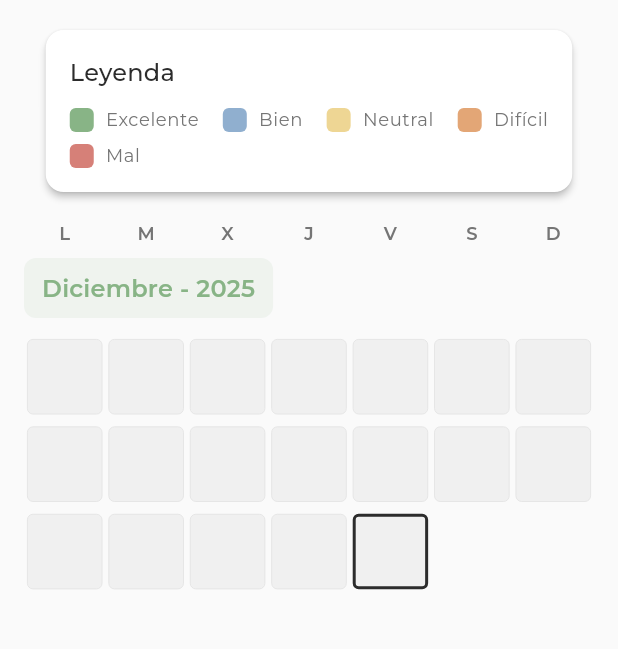
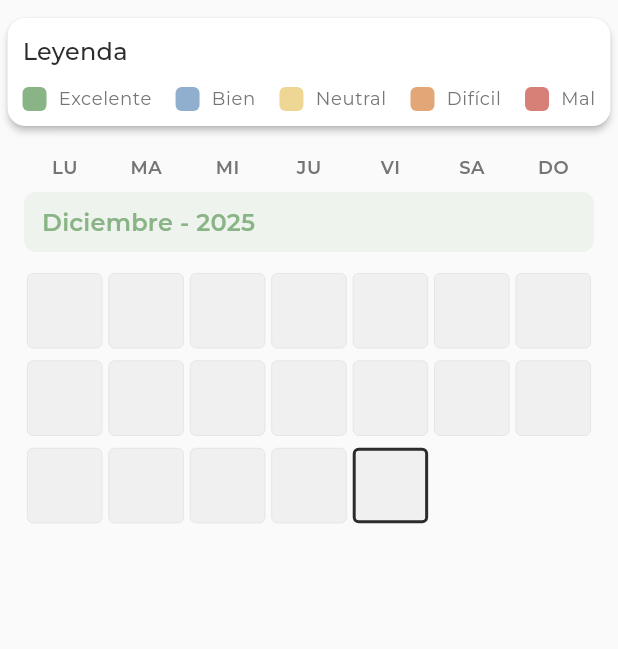
Before and after one commit to hveitia/moodgrid, a Flutter app: the HomeView screen opened by its route, on a phone screen of 412 x 824 dp, the part 84-733 px from its top. Run offline on Flutter 3.47's test engine with Material 3 defaults, Android fonts, the light colour scheme and no system bars; our stand-ins replace file_picker, firebase_auth, firebase_core, get, google_fonts, screenshot and 2 more; accounts and stored records are empty.

Commit message:
Implement month-based image export and refine home UI layout.
- **New Features**:
    - Add `MonthExportWidget` to generate a formatted visual grid for a specific month, including color-coded mood cells and a date header.
    - Implement `exportMonthAsImage` in `HomeController` using the `screenshot` package to capture and share monthly mood grids as PNG files.
    - Add a share button to each month separator in `HomeView` to trigger the export functionality.
- **UI Enhancements**:
    - Refactor `HomeView` legend and month separators for better spacing and visual hierarchy.
    - Update weekday headers to use two-letter abbreviations (e.g., LU, MA, MI).
    - Enhance `ChoiceChip` styling in the mood logging dialog with dynamic colors and improved typography.
- **Platform & Configuration**:
    - **iOS**: Update `Info.plist` and `project.pbxproj` to restrict orientation to portrait, set minimum frame duration, and configure device family and platform support.
    - **Dependencies**: Add `screenshot` and `path_provider` to `pubspec.yaml`.
- **Logic**:
    - Add `hasRecordsInMonth` helper to `HomeController` to conditionally show export options.
    - Improve day cell rendering to distinguish between today, recorded days, and out-of-range dates.

```diff
--- a/lib/app/modules/home/views/home_view.dart
+++ b/lib/app/modules/home/views/home_view.dart
@@ -42,10 +42,8 @@ class HomeView extends GetView<HomeController> {
         return Column(
           children: [
             // Leyenda de colores
-            Padding(
-              padding: const EdgeInsets.fromLTRB(16, 16, 16, 0),
-              child: _buildLegend(),
-            ),
+            const SizedBox(height: 8),
+            _buildLegend(),
             const SizedBox(height: 16),
 
             // Header fijo de días de la semana
@@ -69,7 +67,7 @@ class HomeView extends GetView<HomeController> {
   Widget _buildLegend() {
     return Card(
       child: Padding(
-        padding: const EdgeInsets.all(16),
+        padding: const EdgeInsets.only(top: 10, bottom: 10, left: 10, right: 10),
         child: Column(
           crossAxisAlignment: CrossAxisAlignment.start,
           children: [
@@ -146,7 +144,10 @@ class HomeView extends GetView<HomeController> {
           crossAxisAlignment: CrossAxisAlignment.start,
           children: [
             // Separador de mes
-            _buildMonthSeparator(block['month'] as DateTime),
+            _buildMonthSeparator(
+              block['month'] as DateTime,
+              block['weeks'] as List<dynamic>,
+            ),
             const SizedBox(height: 12),
 
             // Semanas del mes
@@ -215,10 +216,11 @@ class HomeView extends GetView<HomeController> {
   }
 
   // Construir separador de mes
-  Widget _buildMonthSeparator(DateTime month) {
+  Widget _buildMonthSeparator(DateTime month, List<dynamic> weeks) {
     final monthName = DateFormat('MMMM', 'es_ES').format(month);
     final year = month.year;
     final capitalizedMonth = monthName[0].toUpperCase() + monthName.substring(1);
+    final hasRecords = controller.hasRecordsInMonth(month);
 
     return Container(
       padding: const EdgeInsets.symmetric(vertical: 8, horizontal: 12),
@@ -226,6 +228,10 @@ class HomeView extends GetView<HomeController> {
         color: AppColors.moodExcellent.withValues(alpha: 0.1),
         borderRadius: BorderRadius.circular(8),
       ),
+      child: Row(
+        mainAxisAlignment: MainAxisAlignment.spaceBetween,
+        children: [
+          Expanded(
             child: Text(
               '$capitalizedMonth - $year',
               style: Get.textTheme.titleMedium?.copyWith(
@@ -233,12 +239,29 @@ class HomeView extends GetView<HomeController> {
                 fontWeight: FontWeight.w600,
               ),
             ),
+          ),
+          if (hasRecords)
+            IconButton(
+              icon: const Icon(Icons.share, size: 30),
+              color: AppColors.moodExcellent,
+              tooltip: 'Exportar mes',
+              padding: EdgeInsets.zero,
+              constraints: const BoxConstraints(),
+              onPressed: () {
+                controller.exportMonthAsImage(
+                  month: month,
+                  weeks: weeks.cast<DateTime>(),
+                );
+              },
+            ),
+        ],
+      ),
     );
   }
 
   // Construir encabezado de días de la semana
   Widget _buildWeekdayHeader() {
-    final weekdays = ['L', 'M', 'X', 'J', 'V', 'S', 'D'];
+    final weekdays = ['LU', 'MA', 'MI', 'JU', 'VI', 'SA', 'DO'];
 
     return Row(
       children: weekdays.map((day) {
--- a/pubspec.yaml
+++ b/pubspec.yaml
@@ -56,6 +56,7 @@ dependencies:
   intl: ^0.20.2
   file_picker: ^10.3.7
   path_provider: ^2.1.5
+  screenshot: ^3.0.0
 
 dev_dependencies:
   flutter_test:
```
Also changed, not shown: lib/app/modules/home/controllers/home_controller.dart (+88 -0 lines), lib/app/modules/home/widgets/month_export_widget.dart (added, +165 -0 lines), pubspec.lock, 2 other files. Lines whose indentation alone changed are shown as unchanged.
